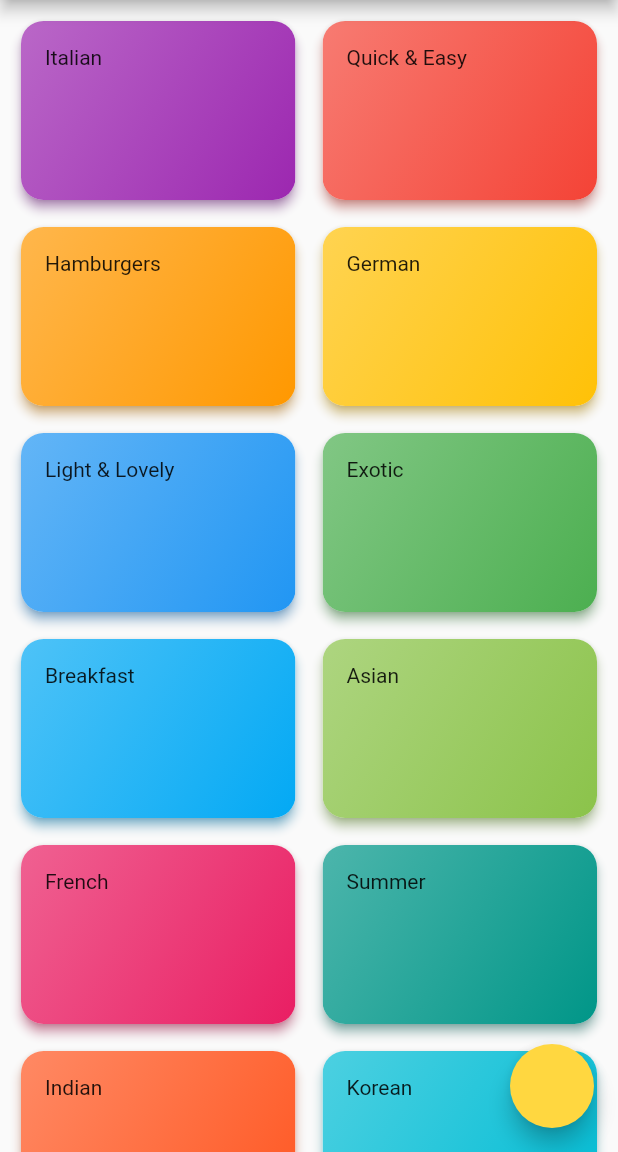
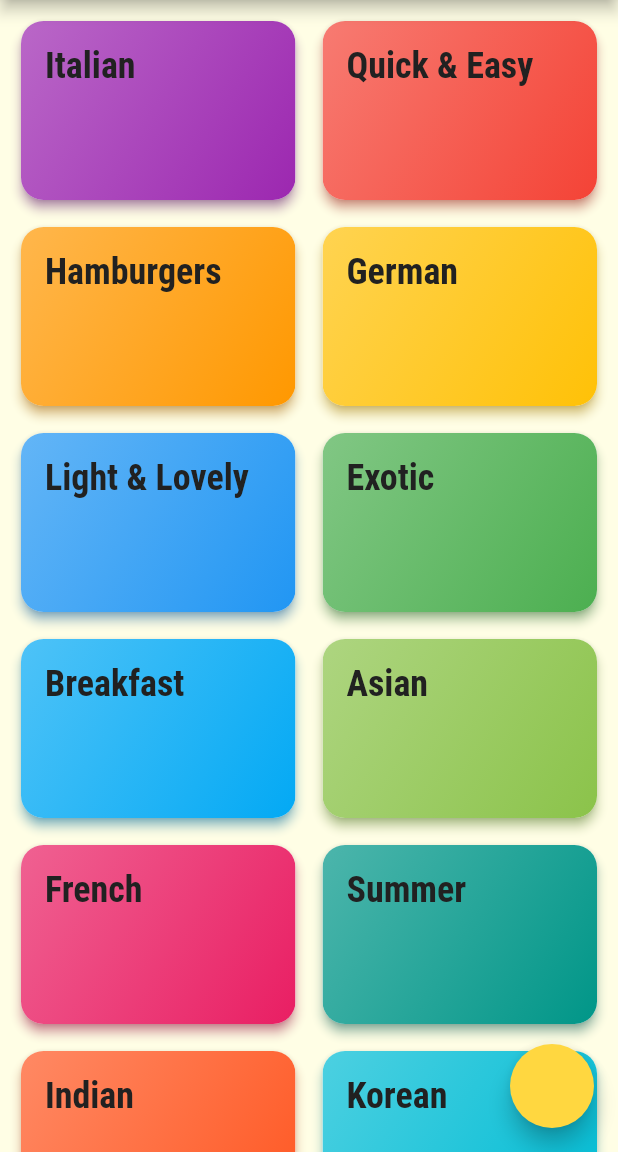
Before and after one commit to abubakrmuhammad/meals_app, a Flutter app: the screen it shows after launch, on a phone screen of 412 x 824 dp, the part 84-1236 px from its top. Run offline on Flutter 3.47's test engine with Material 2 defaults, Android fonts, the phone set to English and light mode, and no system bars.

Commit message:
add basic theme

```diff
--- a/lib/main.dart
+++ b/lib/main.dart
@@ -14,10 +14,23 @@ class MyApp extends StatelessWidget {
     return MaterialApp(
       title: 'Flutter Demo',
       theme: ThemeData(
+        fontFamily: 'Raleway',
         colorScheme: ThemeData.light().colorScheme.copyWith(
               secondary: Colors.amberAccent,
               primary: Colors.deepPurple,
             ),
+        textTheme: ThemeData.light().textTheme.copyWith(
+              bodyMedium: const TextStyle(
+                color: Color.fromRGBO(20, 51, 51, 1),
+              ),
+              titleMedium: TextStyle(
+                color: Colors.grey[900],
+                fontSize: 24,
+                fontFamily: 'RobotoCondensed',
+                fontWeight: FontWeight.bold,
+              ),
+            ),
+        scaffoldBackgroundColor: const Color.fromRGBO(255, 254, 229, 1),
       ),
       home: const CategoriesScreen(),
     );
--- a/lib/screens/categories_screen.dart
+++ b/lib/screens/categories_screen.dart
@@ -15,8 +15,8 @@ class CategoriesScreen extends StatelessWidget {
       ),
       body: GridView(
         padding: const EdgeInsets.all(10),
-        gridDelegate: const SliverGridDelegateWithMaxCrossAxisExtent(
-          maxCrossAxisExtent: 200,
+        gridDelegate: const SliverGridDelegateWithFixedCrossAxisCount(
+          crossAxisCount: 2,
           childAspectRatio: 3 / 2,
           crossAxisSpacing: 10,
           mainAxisSpacing: 10,
--- a/lib/widgets/category_card.dart
+++ b/lib/widgets/category_card.dart
@@ -26,7 +26,10 @@ class CategoryCard extends StatelessWidget {
         )),
         child: Padding(
           padding: const EdgeInsets.all(16),
-          child: Text(title),
+          child: Text(
+            title,
+            style: Theme.of(context).textTheme.titleMedium,
+          ),
         ),
       ),
     );
```
